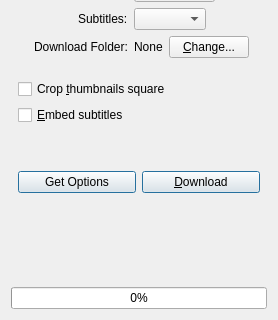
Before: the Qt Designer form src/media_downloader/ui/tab.ui in markop404/media-downloader, drawn with Qt 5; both pictures show x 0 to 278 and y 287 to 607 of the 278 by 607 pixel window.
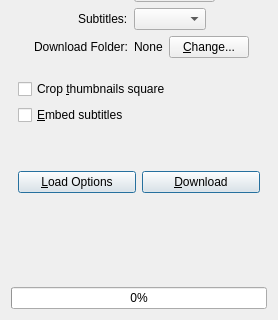
After: the same form once the commit is applied. Icons and pictures are not drawn. Custom widgets are drawn as their Qt base class.

The edit to the form file:
```diff
--- a/src/media_downloader/ui/tab.ui
+++ b/src/media_downloader/ui/tab.ui
@@ -273,7 +273,7 @@
         <string>Fetch subtitle and quality options&lt;br&gt;(Alt+P)</string>
        </property>
        <property name="text">
-        <string>Get Options</string>
+        <string>&amp;Load Options</string>
        </property>
        <property name="icon">
         <iconset theme="view-refresh"/>
```
Left out of the diff: 2 changed lines with no effect on the pictures.
